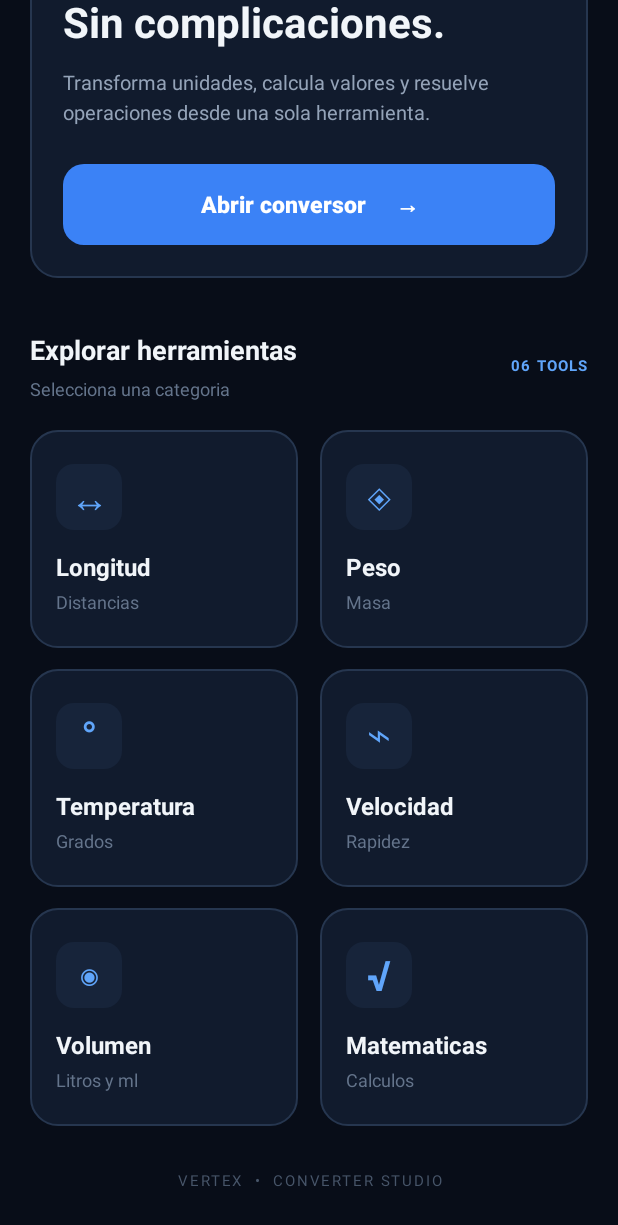
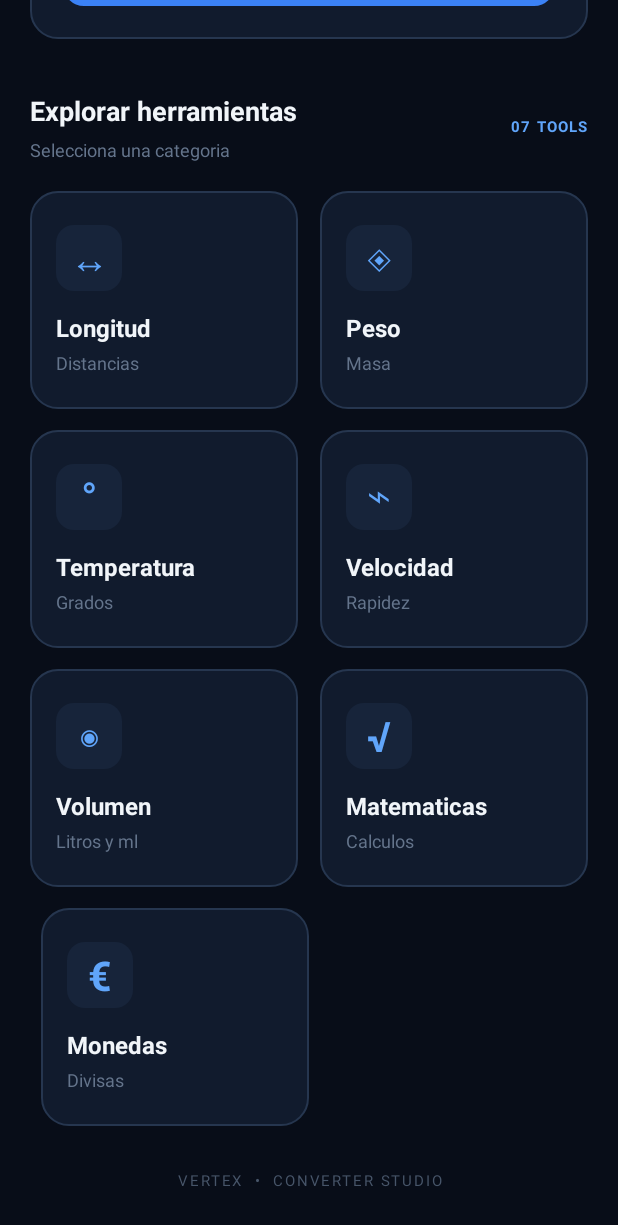
Before and after one commit to nachole344/Sprint-2-Conversor, an Android app: the screen it shows after launch (MainActivity), after a tap on "Abrir conversor →", on a phone screen of 412 x 824 dp. Shown: the top 1225 px of the screen. Run offline under Robolectric (Android 15) with nearby library versions, the phone set to English and light mode, and no system bars.

Commit message:
money converter agregado final visual

```diff
--- a/app/src/main/java/com/example/sprint2conversor/MainActivity.java
+++ b/app/src/main/java/com/example/sprint2conversor/MainActivity.java
@@ -42,6 +42,9 @@ public class MainActivity extends AppCompatActivity {
         View catSpeed = findViewById(R.id.catSpeed);
         View catVolume = findViewById(R.id.catVolume);
         View catMath = findViewById(R.id.catMath);
+        View catCurrency = findViewById(R.id.catCurrency);
+
+        catCurrency.setOnClickListener(v -> openConverter("Monedas"));
 
         // Descripciones para accesibilidad
         catLength.setContentDescription(
@@ -51,6 +54,7 @@ public class MainActivity extends AppCompatActivity {
         catWeight.setContentDescription(
                 "Peso. Abrir conversor de masa"
         );
+
 
         catTemperature.setContentDescription(
                 "Temperatura. Conversor próximamente disponible"
--- a/app/src/main/res/layout/activity_main.xml
+++ b/app/src/main/res/layout/activity_main.xml
@@ -183,7 +183,7 @@
             <TextView
                 android:layout_width="wrap_content"
                 android:layout_height="wrap_content"
-                android:text="06 TOOLS"
+                android:text="07 TOOLS"
                 android:textColor="#60A5FA"
                 android:textSize="10sp"
                 android:textStyle="bold"
@@ -471,6 +471,53 @@
 
             </LinearLayout>
 
+
+            <!-- MONEDAS -->
+
+            <LinearLayout
+                android:id="@+id/catCurrency"
+                android:layout_width="0dp"
+                android:layout_height="145dp"
+                android:layout_columnWeight="1"
+                android:layout_marginStart="7dp"
+                android:layout_marginBottom="14dp"
+                android:background="@drawable/bg_card"
+                android:clickable="true"
+                android:focusable="true"
+                android:gravity="center_vertical"
+                android:orientation="vertical"
+                android:padding="17dp">
+
+                <TextView
+                    android:layout_width="44dp"
+                    android:layout_height="44dp"
+                    android:background="@drawable/bg_input"
+                    android:gravity="center"
+                    android:text="€"
+                    android:textColor="#60A5FA"
+                    android:textSize="27sp"
+                    android:textStyle="bold"/>
+
+                <TextView
+                    android:layout_width="wrap_content"
+                    android:layout_height="wrap_content"
+                    android:layout_marginTop="13dp"
+                    android:text="Monedas"
+                    android:textColor="#F1F5F9"
+                    android:textSize="16sp"
+                    android:textStyle="bold"/>
+
+                <TextView
+                    android:layout_width="wrap_content"
+                    android:layout_height="wrap_content"
+                    android:layout_marginTop="4dp"
+                    android:text="Divisas"
+                    android:textColor="#64748B"
+                    android:textSize="12sp"/>
+
+            </LinearLayout>
+
+
         </GridLayout>
 
 
```
